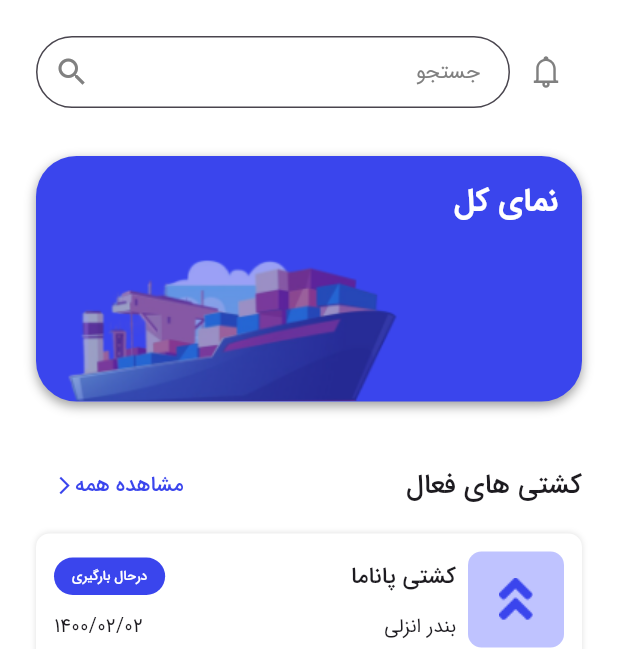
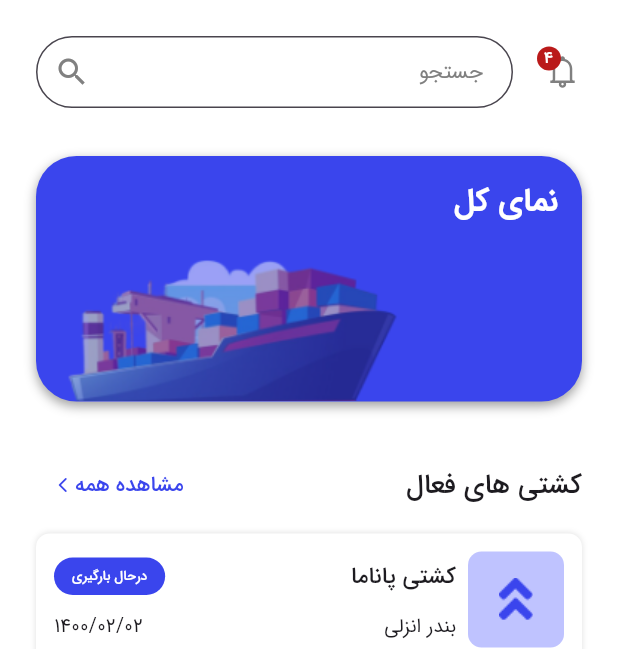
Before and after one commit to bahiraei/porduct_owner, a Flutter app: the HomePageView screen opened directly, on a phone screen of 412 x 824 dp. Shown: the top 649 px of the screen. Run offline on Flutter 3.47's test engine with Material 3 defaults, Android fonts, the phone set to English and light mode, and no system bars; our stand-ins replace flutter_animate, gap, google_nav_bar, line_icons, pinput; missing offline and left inert: circular_charts.

Commit message:
change home screen ui

```diff
--- a/lib/features/home/presentation/view/home_page.dart
+++ b/lib/features/home/presentation/view/home_page.dart
@@ -21,19 +21,22 @@ class HomePageView extends StatelessWidget {
               Gap(MediaQuery.of(context).viewPadding.top + 24),
               Row(
                 children: [
-                  IconButton(
-                    padding: const EdgeInsets.all(0),
-                    onPressed: () {
+                  InkWell(
+                    onTap: () {
                       Navigator.of(context).pushNamed(
                         Routes.notifications,
                       );
                     },
-                    icon: const Icon(
-                      LineIcons.bell,
-                      size: 26,
-                      color: Color(0xff808080),
+                    child: const Badge(
+                      label: Text('4'),
+                      child: Icon(
+                        LineIcons.bell,
+                        size: 26,
+                        color: Color(0xff808080),
+                      ),
                     ),
                   ),
+                  const Gap(20),
                   Expanded(
                     child: TextField(
                       /*   onTapOutside: (event) => FocusScope.of(context).unfocus(),*/
@@ -136,9 +139,10 @@ class HomePageView extends StatelessWidget {
                                 color: Color(0xff3A45ED),
                               ),
                             ),
+                            Gap(2),
                             Icon(
-                              Icons.arrow_back_ios_new,
-                              size: 14,
+                              Icons.arrow_forward_ios_rounded,
+                              size: 12,
                               color: Color(0xff3A45ED),
                             ),
                           ],
```
